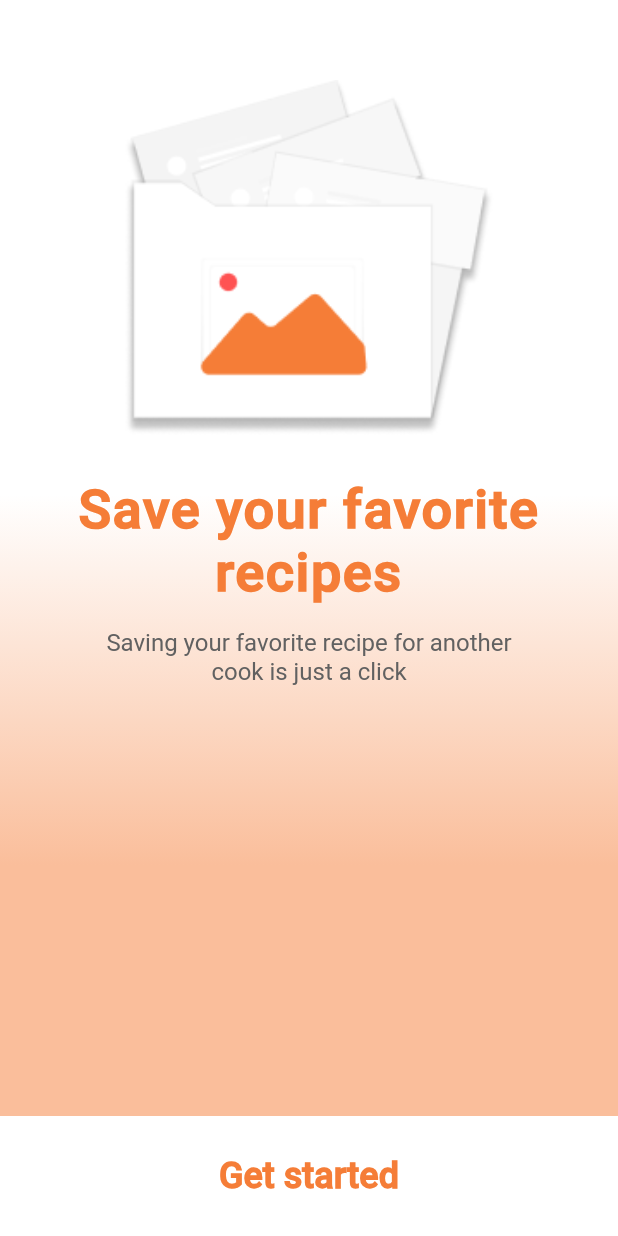
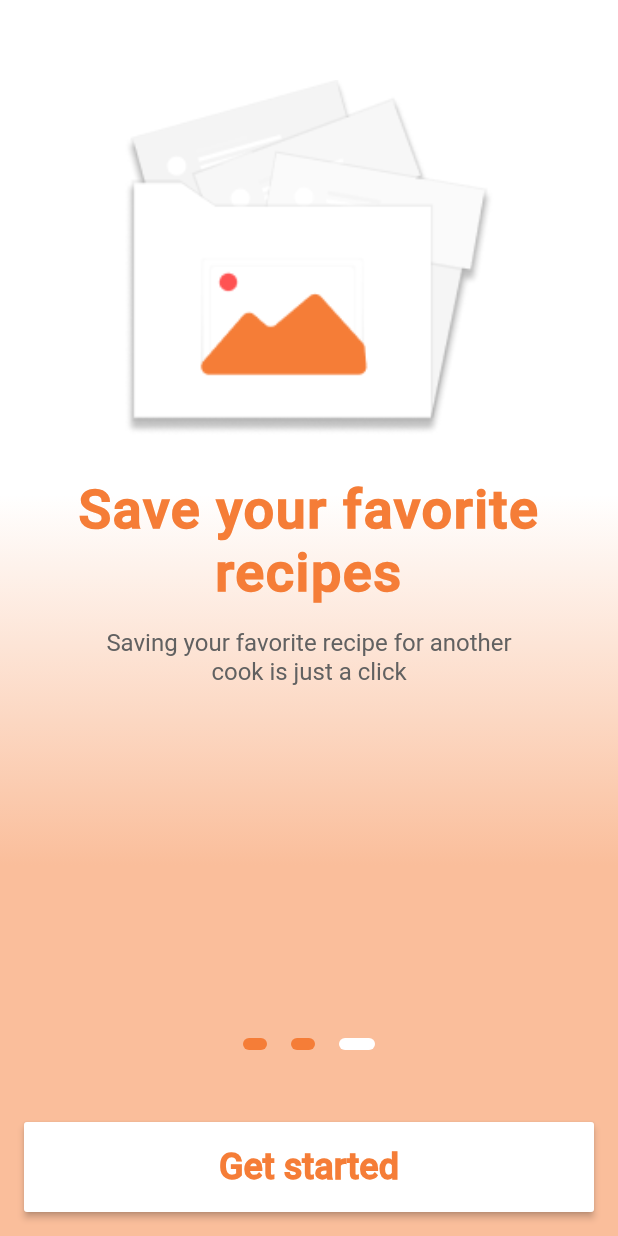
Before and after one commit to ufe-pr/Recipe-Cook-Book, a Flutter app: the screen it shows after launch, swiped to page 3, on a phone screen of 412 x 824 dp. Run offline on Flutter 3.47's test engine with Material 2 defaults, Android fonts, the phone set to English and light mode, and no system bars; our stand-ins replace flutter_screenutil, get_it, stacked, stacked_services.

Commit message:
Made changes to the Onboarding Screen && Added only potrait mode

```diff
--- a/lib/main.dart
+++ b/lib/main.dart
@@ -8,6 +8,10 @@ import 'app/router.dart';
 
 void main() {
   setupLocator();
+
+  SystemChrome.setPreferredOrientations([
+    DeviceOrientation.portraitUp,
+  ]);
 
   SystemChrome.setSystemUIOverlayStyle(
     SystemUiOverlayStyle(
@@ -23,7 +27,7 @@ class App extends StatelessWidget {
   @override
   Widget build(BuildContext context) {
     return CupertinoApp(
-      debugShowCheckedModeBanner: true,
+      debugShowCheckedModeBanner: false,
       title: 'Cookify',
       initialRoute: Routes.onboardingViewRoute,
       onGenerateRoute: Router().onGenerateRoute,
--- a/lib/ui/views/onboarding_screen/onboarding_screen_view.dart
+++ b/lib/ui/views/onboarding_screen/onboarding_screen_view.dart
@@ -91,7 +91,7 @@ class _OnboardingScreenState extends State<OnboardingScreen> {
                 ),
               ),
               Padding(
-                padding: EdgeInsets.symmetric(vertical: 16.0),
+                padding: EdgeInsets.only(bottom: 48.0),
                 child: Row(
                   mainAxisAlignment: MainAxisAlignment.center,
                   children: _buildPageIndicator(),
@@ -144,19 +144,13 @@ class _OnboardingScreenState extends State<OnboardingScreen> {
                         ),
                       ],
                     )
-                  : Text(''),
-            ],
-          ),
-        ),
-      ),
-      bottomSheet: _currentPage == _numPages - 1
-          ? GestureDetector(
-              onTap: () =>
-                  _navigationService.replaceWith(Routes.homePageViewRoute),
+                  : GestureDetector(
+                      onTap: () => _navigationService
+                          .replaceWith(Routes.homePageViewRoute),
                       child: Container(
-                height: 80,
-                color: Colors.white,
-                child: Center(
+                        height: 60,
+                        child: RaisedButton(
+                          onPressed: () {},
                           child: Text(
                             'Get started',
                             style: TextStyle(
@@ -165,10 +159,14 @@ class _OnboardingScreenState extends State<OnboardingScreen> {
                               fontWeight: FontWeight.bold,
                             ),
                           ),
+                          color: Colors.white,
                         ),
                       ),
-            )
-          : Text(''),
+                    ),
+            ],
+          ),
+        ),
+      ),
     );
   }
 }
```
Lines whose indentation alone changed are shown as unchanged.
